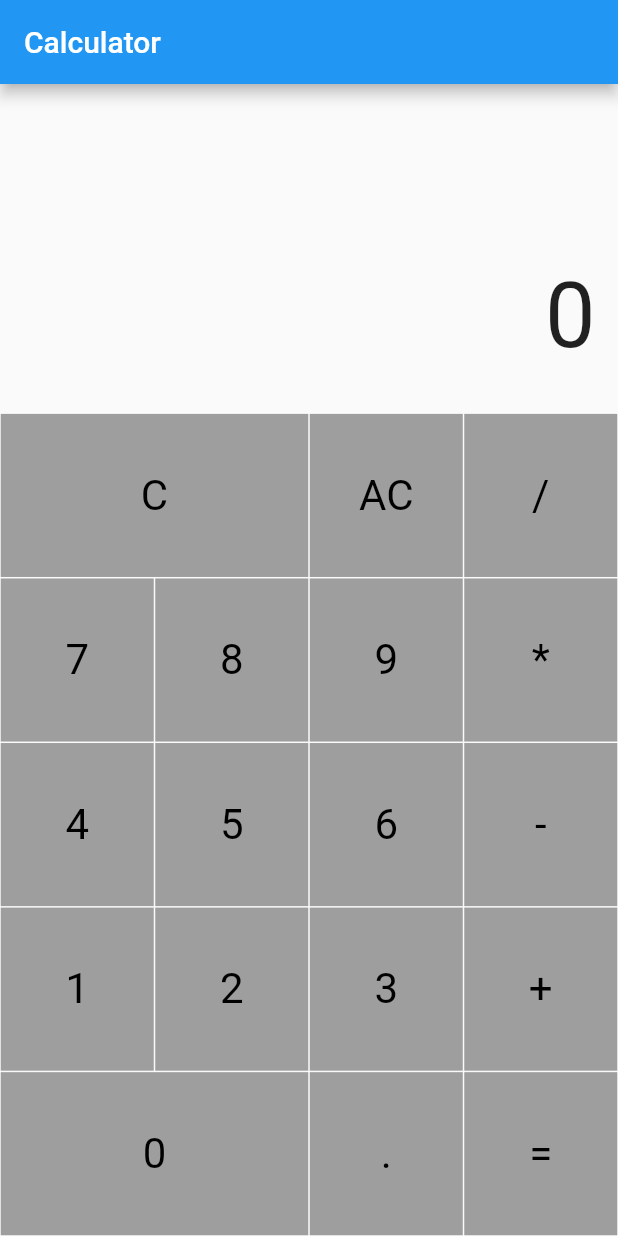
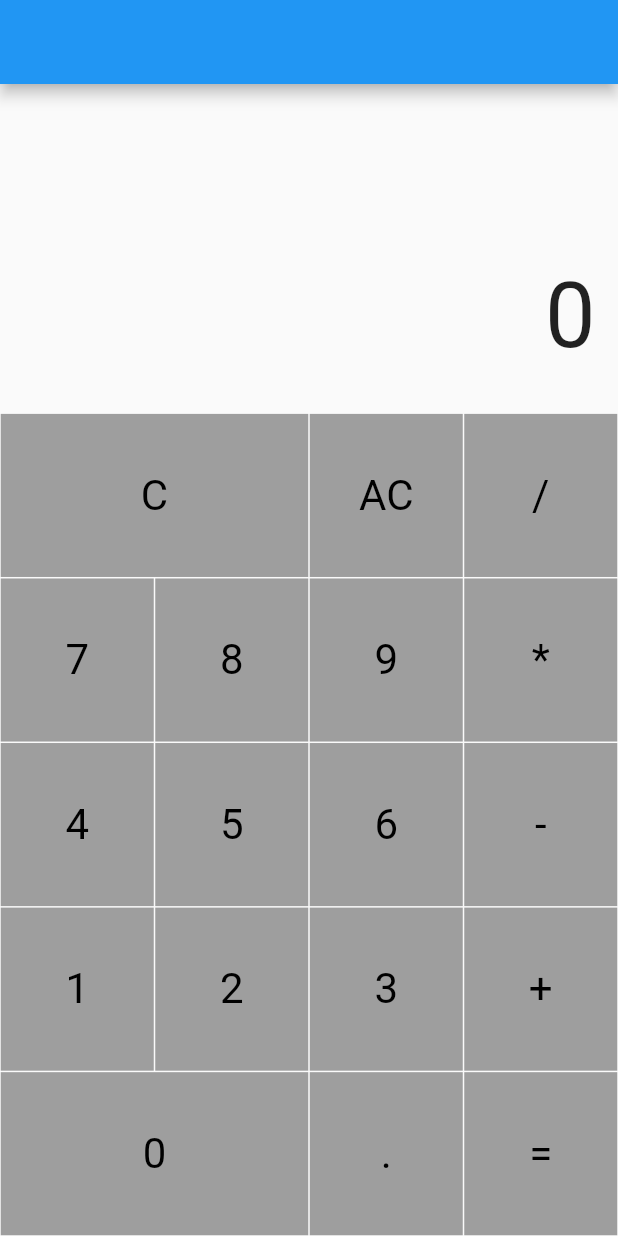
Before and after one commit to aknowak01/calculator, a Flutter app: the screen it shows after launch, on a phone screen of 412 x 824 dp. Run offline on Flutter 3.47's test engine with Material 2 defaults, Android fonts, the phone set to English and light mode, and no system bars; our stand-ins replace math_expressions.

```diff
--- a/lib/main.dart
+++ b/lib/main.dart
@@ -15,13 +15,14 @@ class MyApp extends StatelessWidget {
   @override
   Widget build(BuildContext context) {
     return MaterialApp(
-      title: 'Calculator',
+      debugShowCheckedModeBanner: false,
+      title: ' ',
       theme: ThemeData(
 
         primarySwatch: Colors.blue,
       ),
       darkTheme: ThemeData.dark(),
-      home: const Calculator(title: 'Calculator'),
+      home: const Calculator(title: ' '),
     );
   }
 }
--- a/lib/widget/evaluate.dart
+++ b/lib/widget/evaluate.dart
@@ -13,7 +13,6 @@ class evaluate{
 
   String equalPressed() {
     String finaluserinput = str;
-    finaluserinput = str.replaceAll('x', '*');
 
     Parser p = Parser();
     Expression exp = p.parse(finaluserinput);
```
